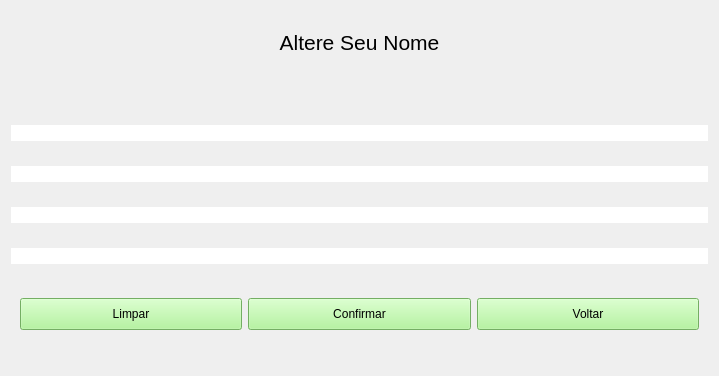
Above: VirtualWallet/logic/src/vision/wforgotname.ui from joaovicentesouto/INE5417 before the change. Below: the same form after it.
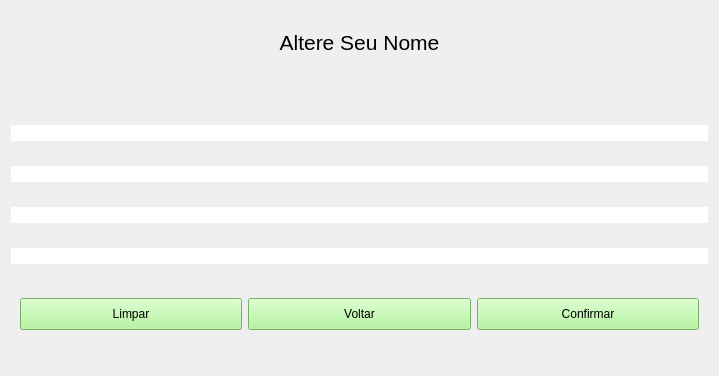
That is the form after the change.

The edit to the form file:
```diff
--- a/VirtualWallet/logic/src/vision/wforgotname.ui
+++ b/VirtualWallet/logic/src/vision/wforgotname.ui
@@ -149,27 +149,6 @@
         </property>
        </widget>
       </item>
-      <item>
-       <widget class="QPushButton" name="Confirm">
-        <property name="maximumSize">
-         <size>
-          <width>16777215</width>
-          <height>40</height>
-         </size>
-        </property>
-        <property name="styleSheet">
-         <string notr="true">#Confirm
-{
-    background-color: #a3f48a;
-    color: black;
-    font-size: 12px;
-}</string>
-        </property>
-        <property name="text">
-         <string>Confirmar</string>
-        </property>
-       </widget>
-      </item>
       <item>
        <widget class="QPushButton" name="Back">
         <property name="maximumSize">
@@ -197,6 +176,27 @@
         </property>
        </widget>
       </item>
+      <item>
+       <widget class="QPushButton" name="Confirm">
+        <property name="maximumSize">
+         <size>
+          <width>16777215</width>
+          <height>40</height>
+         </size>
+        </property>
+        <property name="styleSheet">
+         <string notr="true">#Confirm
+{
+    background-color: #a3f48a;
+    color: black;
+    font-size: 12px;
+}</string>
+        </property>
+        <property name="text">
+         <string>Confirmar</string>
+        </property>
+       </widget>
+      </item>
      </layout>
     </widget>
    </item>
```
